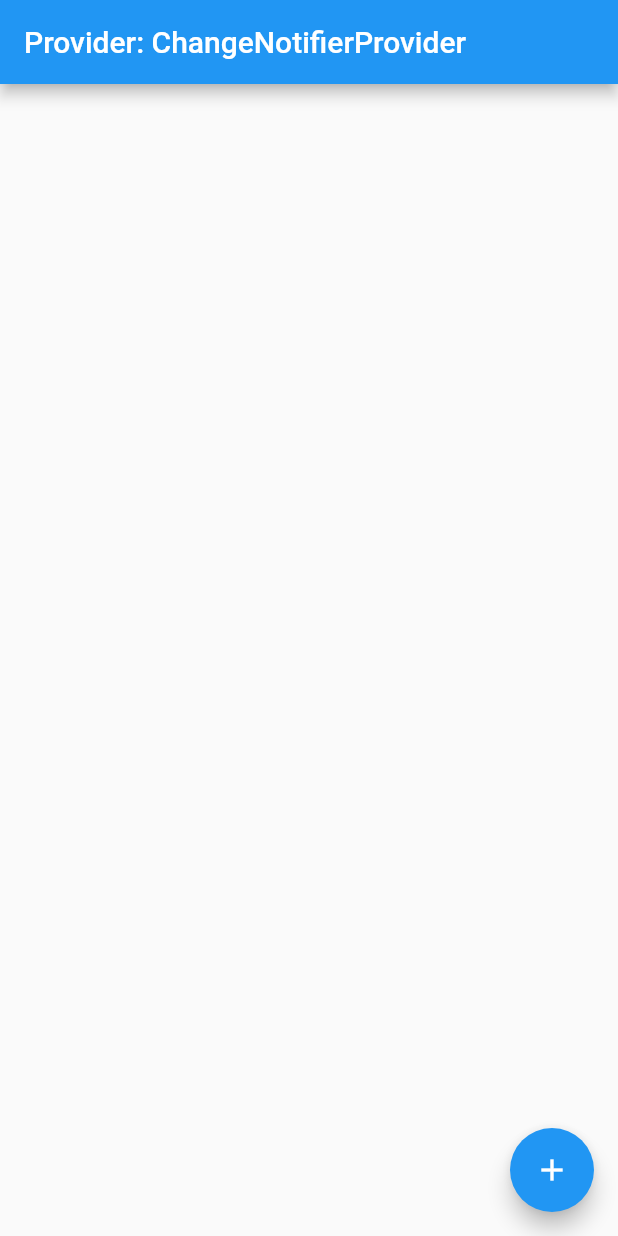
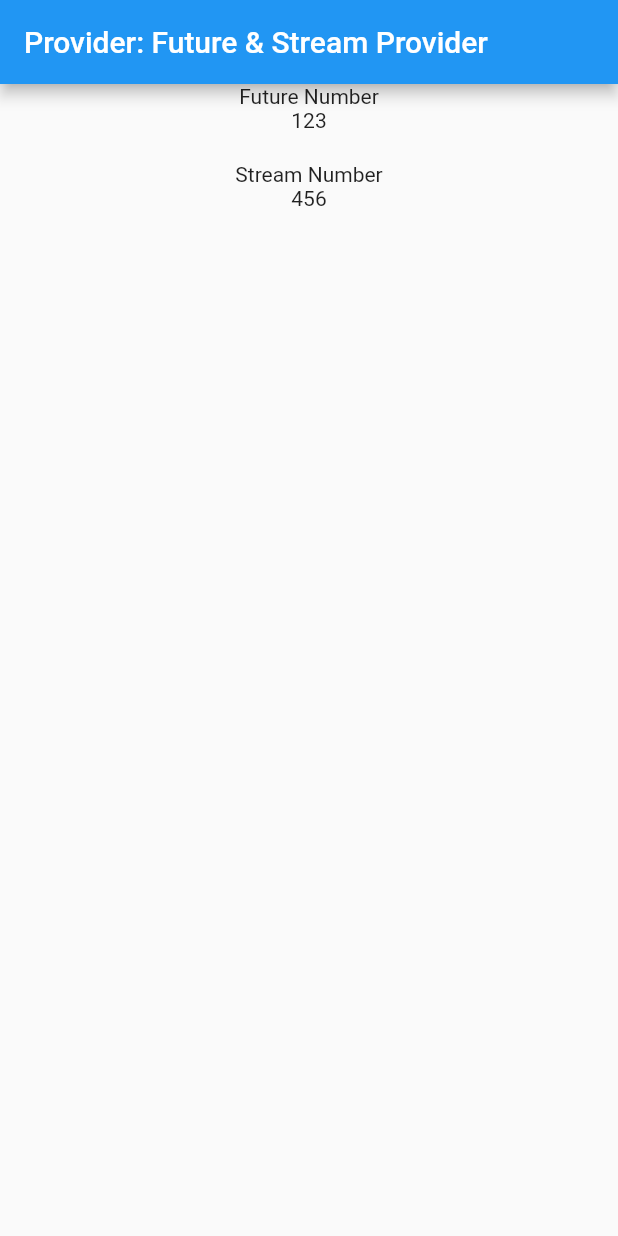
Before and after one commit to MyoMin-Latt/flutter-riverpod, a Flutter app: the screen it shows after launch, on a phone screen of 412 x 824 dp. Run offline on Flutter 3.47's test engine with Material 2 defaults, Android fonts, the phone set to English and light mode, and no system bars; our stand-ins replace hooks_riverpod.

Commit message:
Provider: Future & Stream Provider

```diff
--- /dev/null
+++ b/lib/future_stream_page.dart
@@ -0,0 +1,55 @@
+import 'package:flutter/material.dart';
+import 'package:hooks_riverpod/hooks_riverpod.dart';
+
+final futureProvider = FutureProvider(
+  (ref) {
+    return Future.value(123);
+  },
+);
+
+final streamProvider = FutureProvider(
+  (ref) {
+    return Future.value(456);
+  },
+);
+
+class FutureStreamPage extends ConsumerWidget {
+  const FutureStreamPage({Key? key}) : super(key: key);
+
+  @override
+  Widget build(BuildContext context, WidgetRef ref) {
+    final streamNumber = ref.watch(streamProvider);
+    final futureNumber = ref.watch(futureProvider);
+
+    return Scaffold(
+      appBar: AppBar(
+        title: const Text('Provider: Future & Stream Provider'),
+      ),
+      body: Column(
+        children: [
+          const Text('Future Number'),
+          Center(
+            child: futureNumber.when(
+              data: (data) => Center(child: Text(data.toString())),
+              error: (e, s) => const Center(child: Text('Error')),
+              loading: () => const Center(
+                child: CircularProgressIndicator(),
+              ),
+            ),
+          ),
+          const SizedBox(height: 20),
+          const Text('Stream Number'),
+          Center(
+            child: streamNumber.when(
+              data: (data) => Center(child: Text(data.toString())),
+              error: (e, s) => const Center(child: Text('Error')),
+              loading: () => const Center(
+                child: CircularProgressIndicator(),
+              ),
+            ),
+          ),
+        ],
+      ),
+    );
+  }
+}
--- a/lib/main.dart
+++ b/lib/main.dart
@@ -1,8 +1,7 @@
 import 'package:flutter/material.dart';
 import 'package:hooks_riverpod/hooks_riverpod.dart';
-import 'package:state_flutter_riverpod/change_notifier_page.dart';
 
-import 'state_notifier_page.dart';
+import 'future_stream_page.dart';
 
 void main() {
   runApp(const ProviderScope(child: MyApp()));
@@ -14,7 +13,7 @@ class MyApp extends StatelessWidget {
   @override
   Widget build(BuildContext context) {
     return const MaterialApp(
-      home: ChangeNotifierPage(),
+      home: FutureStreamPage(),
     );
   }
 }
```
